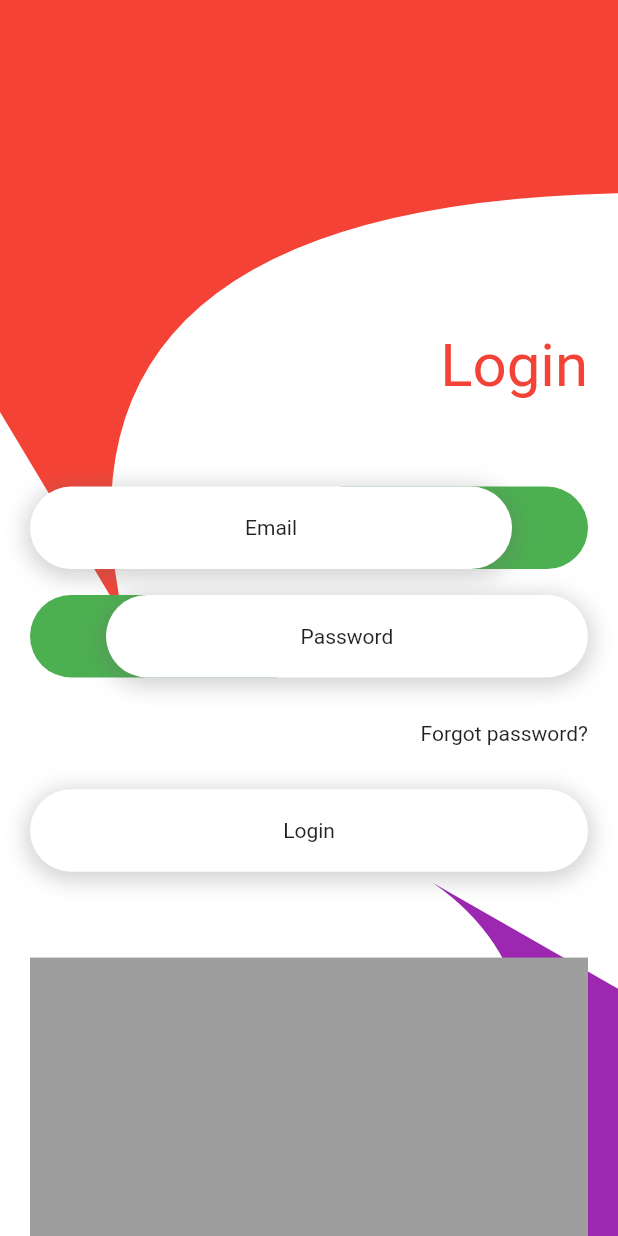
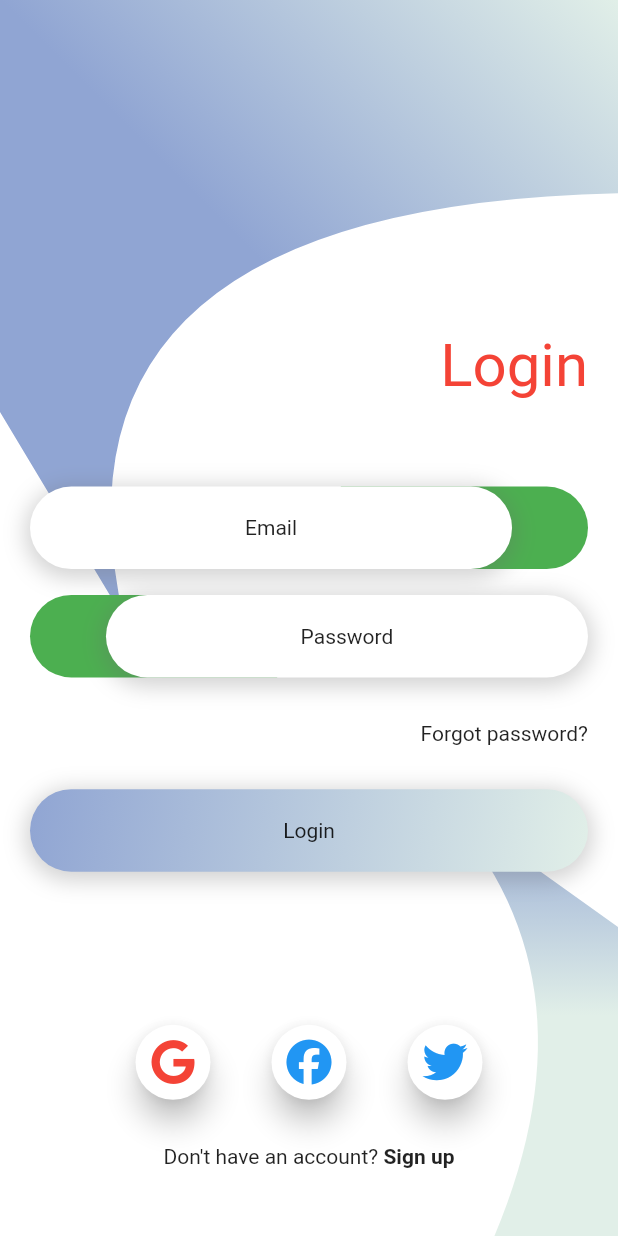
Before and after one commit to ys-sherzad/awesome_login_2, a Flutter app: the screen it shows after launch, on a phone screen of 412 x 824 dp. Run offline on Flutter 3.47's test engine with Material 2 defaults, Android fonts, the phone set to English and light mode, and no system bars; our stand-ins replace flutter_vector_icons.

Commit message:
add gradient, add footer, tweak animations

```diff
--- a/lib/src/Bottom.dart
+++ b/lib/src/Bottom.dart
@@ -1,4 +1,7 @@
 import 'package:flutter/material.dart';
+
+const _color1 = Color.fromRGBO(225, 239, 232, 1);
+const _color2 = Color.fromRGBO(144, 165, 211, 1);
 
 class Bottom extends StatelessWidget {
   const Bottom({Key key}) : super(key: key);
@@ -12,9 +15,19 @@ class Bottom extends StatelessWidget {
         child: ClipPath(
           clipper: DrawClipper(),
           child: Container(
-            height: size.height / 3.5,
+            height: size.height / 2.8,
             width: size.width,
-            decoration: BoxDecoration(color: Colors.purple),
+            decoration: BoxDecoration(
+              gradient: LinearGradient(
+                begin: Alignment.bottomRight,
+                end: Alignment.topRight,
+                colors: [
+                  _color1,
+                  _color1,
+                  _color2,
+                ],
+              ),
+            ),
           ),
         ),
       ),
@@ -29,7 +42,7 @@ class DrawClipper extends CustomClipper<Path> {
     path.moveTo(0, size.height);
     path.moveTo(size.width * 0.8, size.height);
 
-    var crtlPoint = Offset(size.width * 0.95, size.height * 0.3);
+    var crtlPoint = Offset(size.width * 0.98, size.height * 0.4);
     var endPoint = Offset(size.width * 0.7, 0);
     path.quadraticBezierTo(
         crtlPoint.dx, crtlPoint.dy, endPoint.dx, endPoint.dy);
--- a/lib/src/Button.dart
+++ b/lib/src/Button.dart
@@ -1,4 +1,7 @@
 import 'package:flutter/material.dart';
+
+const _color1 = Color.fromRGBO(225, 239, 232, 1);
+const _color2 = Color.fromRGBO(144, 165, 211, 1);
 
 class Button extends StatelessWidget {
   final String title;
@@ -14,7 +17,11 @@ class Button extends StatelessWidget {
       height: 55.0,
       width: size.width,
       decoration: BoxDecoration(
-        color: Colors.white,
+        gradient: LinearGradient(
+          begin: Alignment.topLeft,
+          end: Alignment.bottomRight,
+          colors: [_color2, _color1],
+        ),
         borderRadius: BorderRadius.circular(30.0),
         boxShadow: [
           BoxShadow(
--- /dev/null
+++ b/lib/src/ButtonIcon.dart
@@ -0,0 +1,32 @@
+import 'package:flutter/material.dart';
+import 'package:flutter_vector_icons/flutter_vector_icons.dart';
+
+class ButtonIcon extends StatelessWidget {
+  final Icon icon;
+  final Color iconColor;
+
+  const ButtonIcon({Key key, this.icon, this.iconColor}) : super(key: key);
+
+  @override
+  Widget build(BuildContext context) {
+    return Material(
+      borderRadius: BorderRadius.circular(32.0),
+      elevation: 8,
+      clipBehavior: Clip.hardEdge,
+      color: Colors.white,
+      child: Ink(
+        height: 50,
+        width: 50,
+        decoration: const ShapeDecoration(
+          shape: CircleBorder(),
+        ),
+        child: IconButton(
+          iconSize: 30.0,
+          icon: icon,
+          color: iconColor,
+          onPressed: () {},
+        ),
+      ),
+    );
+  }
+}
--- a/lib/src/Content.dart
+++ b/lib/src/Content.dart
@@ -1,9 +1,11 @@
-import 'package:awesome_login_2/src/StaggeredEnterAnimation.dart';
+import 'Footer.dart';
 import 'package:flutter/material.dart';
+import 'package:flutter_vector_icons/flutter_vector_icons.dart';
 import 'Constants.dart';
 import 'Input.dart';
 import 'Button.dart';
 import 'StaggeredEnterAnimation.dart';
+import 'ButtonIcon.dart';
 
 class Content extends StatelessWidget {
   final StaggeredEnterAnimation animation;
@@ -96,8 +98,36 @@ class Content extends StatelessWidget {
               ),
               Expanded(
                 child: Container(
-                  color: Colors.grey,
-                ),
+                    // color: Colors.yellow,
+                    child: Padding(
+                  padding: const EdgeInsets.symmetric(horizontal: 50.0),
+                  child: Column(
+                    mainAxisAlignment: MainAxisAlignment.center,
+                    children: [
+                      Row(
+                        mainAxisAlignment: MainAxisAlignment.spaceAround,
+                        children: [
+                          ButtonIcon(
+                            icon: Icon(FontAwesome.google),
+                            iconColor: Colors.red,
+                          ),
+                          ButtonIcon(
+                            icon: Icon(FontAwesome.facebook),
+                            iconColor: Colors.blue,
+                          ),
+                          ButtonIcon(
+                            icon: Icon(FontAwesome.twitter),
+                            iconColor: Colors.blue,
+                          ),
+                        ],
+                      ),
+                      SizedBox(
+                        height: 30.0,
+                      ),
+                      Footer(),
+                    ],
+                  ),
+                )),
               ),
             ],
           ),
--- /dev/null
+++ b/lib/src/Footer.dart
@@ -0,0 +1,24 @@
+import 'package:flutter/gestures.dart';
+import 'package:flutter/material.dart';
+
+class Footer extends StatelessWidget {
+  const Footer({Key key}) : super(key: key);
+
+  @override
+  Widget build(BuildContext context) {
+    return RichText(
+      text: TextSpan(
+        text: 'Don\'t have an account?',
+        style: DefaultTextStyle.of(context).style,
+        children: <TextSpan>[
+          // TextSpan(
+          //     text: 'world!', style: TextStyle(fontWeight: FontWeight.bold)),
+          TextSpan(
+              text: ' Sign up',
+              style: TextStyle(fontWeight: FontWeight.bold),
+              recognizer: TapGestureRecognizer()..onTap = () => print('click')),
+        ],
+      ),
+    );
+  }
+}
--- a/lib/src/StaggeredEnterAnimation.dart
+++ b/lib/src/StaggeredEnterAnimation.dart
@@ -13,7 +13,7 @@ class StaggeredEnterAnimation {
       : input1 = Tween<double>(begin: size.width, end: 0).animate(
           CurvedAnimation(
             parent: controller,
-            curve: Interval(0, 1, curve: Curves.elasticInOut),
+            curve: Interval(0, 0.7, curve: Curves.elasticInOut),
           ),
         ),
         input1Front = Tween<double>(begin: 1, end: -1).animate(
@@ -25,7 +25,7 @@ class StaggeredEnterAnimation {
         input2 = Tween<double>(begin: -size.width, end: 0).animate(
           CurvedAnimation(
             parent: controller,
-            curve: Interval(0, 1, curve: Curves.elasticInOut),
+            curve: Interval(0, 0.7, curve: Curves.elasticInOut),
           ),
         ),
         input2Front = Tween<double>(begin: -1, end: 1).animate(
@@ -37,7 +37,7 @@ class StaggeredEnterAnimation {
         button = Tween<double>(begin: size.width, end: 0).animate(
           CurvedAnimation(
             parent: controller,
-            curve: Interval(0, 1, curve: Curves.elasticInOut),
+            curve: Interval(0, 0.7, curve: Curves.elasticInOut),
           ),
         );
 }
--- a/lib/src/Top.dart
+++ b/lib/src/Top.dart
@@ -1,4 +1,7 @@
 import 'package:flutter/material.dart';
+
+const _color1 = Color.fromRGBO(225, 239, 232, 1);
+const _color2 = Color.fromRGBO(144, 165, 211, 1);
 
 class Top extends StatelessWidget {
   const Top({Key key}) : super(key: key);
@@ -14,7 +17,13 @@ class Top extends StatelessWidget {
           child: Container(
             height: size.height / 2,
             width: size.width,
-            decoration: BoxDecoration(color: Colors.red),
+            decoration: BoxDecoration(
+              gradient: LinearGradient(
+                begin: Alignment.topRight,
+                end: Alignment.bottomLeft,
+                colors: [_color1, _color2, _color2],
+              ),
+            ),
           ),
         ),
       ),
```
Also changed, not shown: pubspec.yaml (+2 -7 lines), pubspec.lock.
